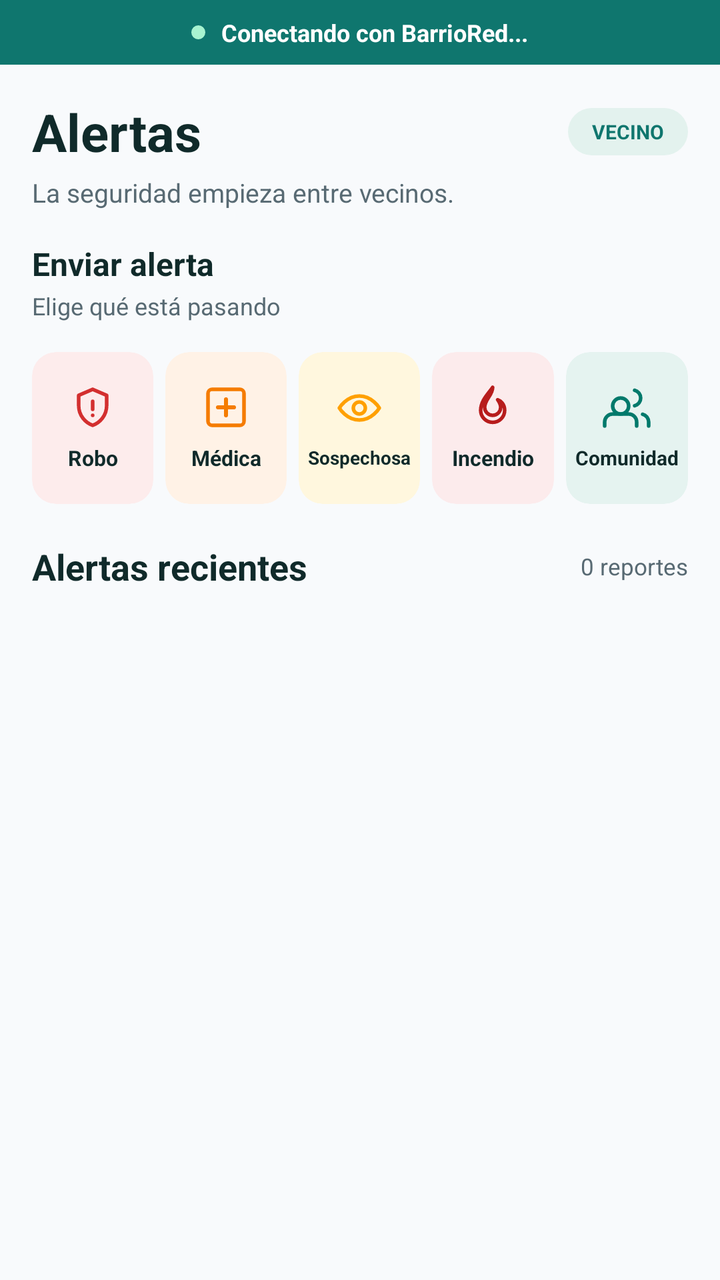
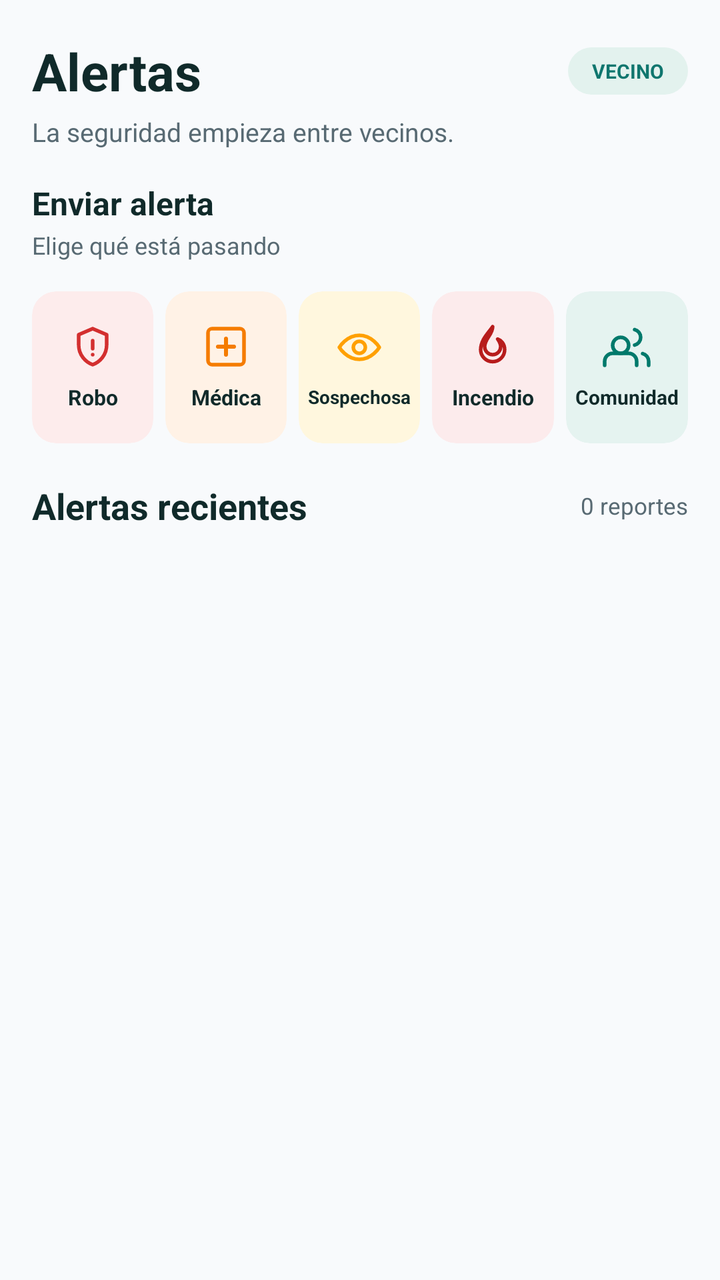

Compare the two renders of this Android layout. The source of the first and the diff that turns it into the second are given below.
<!-- AndroidManifest.xml: application theme Theme.BarrioRed -->
<!-- res/layout/fragment_alerts.xml -->
<?xml version="1.0" encoding="utf-8"?>
<LinearLayout xmlns:android="http://schemas.android.com/apk/res/android"
    xmlns:app="http://schemas.android.com/apk/res-auto"
    android:layout_width="match_parent"
    android:layout_height="match_parent"
    android:orientation="vertical"
    android:background="@color/bg_screen">

    
    <LinearLayout
        android:id="@+id/layoutMqttStatus"
        android:layout_width="match_parent"
        android:layout_height="wrap_content"
        android:background="@color/status_connected_bg"
        android:gravity="center"
        android:orientation="horizontal"
        android:paddingTop="8dp"
        android:paddingBottom="8dp"
        android:paddingStart="16dp"
        android:paddingEnd="16dp">

        <View
            android:id="@+id/viewStatusDot"
            android:layout_width="7dp"
            android:layout_height="7dp"
            android:background="@drawable/ic_dot"
            android:backgroundTint="@color/status_connected_dot" />

        <TextView
            android:id="@+id/tvMqttStatus"
            android:layout_width="wrap_content"
            android:layout_height="wrap_content"
            android:layout_marginStart="8dp"
            android:text="@string/mqtt_connecting"
            android:textColor="@color/white"
            android:textSize="12sp"
            android:textStyle="bold" />
    </LinearLayout>

    
    <LinearLayout
        android:layout_width="match_parent"
        android:layout_height="wrap_content"
        android:orientation="vertical"
        android:paddingStart="16dp"
        android:paddingEnd="16dp"
        android:paddingTop="16dp">

        <LinearLayout
            android:layout_width="match_parent"
            android:layout_height="wrap_content"
            android:gravity="center_vertical"
            android:orientation="horizontal">

            <TextView
                android:layout_width="0dp"
                android:layout_height="wrap_content"
                android:layout_weight="1"
                android:text="@string/nav_alerts"
                android:textSize="26sp"
                android:textStyle="bold"
                android:textColor="@color/text_primary" />

            <TextView
                android:id="@+id/tvAlertsRoleBadge"
                android:layout_width="wrap_content"
                android:layout_height="wrap_content"
                android:background="@drawable/bg_pill_badge"
                android:backgroundTint="@color/primary_light"
                android:paddingStart="12dp"
                android:paddingEnd="12dp"
                android:paddingTop="5dp"
                android:paddingBottom="5dp"
                android:text="VECINO"
                android:textSize="10sp"
                android:textStyle="bold"
                android:textColor="@color/primary" />
        </LinearLayout>

        <TextView
            android:layout_width="wrap_content"
            android:layout_height="wrap_content"
            android:layout_marginTop="4dp"
            android:text="@string/alerts_header_subtitle"
            android:textSize="13sp"
            android:textColor="@color/text_secondary" />

        <TextView
            android:layout_width="wrap_content"
            android:layout_height="wrap_content"
            android:layout_marginTop="16dp"
            android:text="@string/alerts_quick_title"
            android:textSize="16sp"
            android:textStyle="bold"
            android:textColor="@color/text_primary" />

        <TextView
            android:layout_width="wrap_content"
            android:layout_height="wrap_content"
            android:layout_marginTop="2dp"
            android:text="@string/alerts_quick_subtitle"
            android:textSize="12sp"
            android:textColor="@color/text_secondary" />
    </LinearLayout>

    
    <LinearLayout
        android:layout_width="match_parent"
        android:layout_height="wrap_content"
        android:layout_marginTop="12dp"
        android:paddingStart="13dp"
        android:paddingEnd="13dp"
        android:orientation="horizontal"
        android:weightSum="5">

        
        <com.google.android.material.card.MaterialCardView
            android:id="@+id/btnAlertRobo"
            android:layout_width="0dp"
            android:layout_height="76dp"
            android:layout_weight="1"
            android:layout_margin="3dp"
            android:clickable="true"
            android:focusable="true"
            app:cardCornerRadius="12dp"
            app:cardElevation="0dp"
            app:strokeWidth="0dp"
            app:cardBackgroundColor="@color/cat_robo_bg">

            <LinearLayout
                android:layout_width="match_parent"
                android:layout_height="match_parent"
                android:gravity="center"
                android:orientation="vertical"
                android:padding="4dp">

                <ImageView
                    android:layout_width="24dp"
                    android:layout_height="24dp"
                    android:src="@drawable/ic_shield"
                    android:contentDescription="@string/cat_robo" />

                <TextView
                    android:layout_width="match_parent"
                    android:layout_height="wrap_content"
                    android:layout_marginTop="6dp"
                    android:gravity="center"
                    android:maxLines="1"
                    android:text="@string/cat_robo"
                    android:textColor="@color/text_primary"
                    android:textSize="10.5sp"
                    android:textStyle="bold"
                    app:autoSizeTextType="uniform"
                    app:autoSizeMinTextSize="8sp"
                    app:autoSizeMaxTextSize="11sp" />
            </LinearLayout>
        </com.google.android.material.card.MaterialCardView>

        
        <com.google.android.material.card.MaterialCardView
            android:id="@+id/btnAlertMedica"
            android:layout_width="0dp"
            android:layout_height="76dp"
            android:layout_weight="1"
            android:layout_margin="3dp"
            android:clickable="true"
            android:focusable="true"
            app:cardCornerRadius="12dp"
            app:cardElevation="0dp"
            app:strokeWidth="0dp"
            app:cardBackgroundColor="@color/cat_medica_bg">

            <LinearLayout
                android:layout_width="match_parent"
                android:layout_height="match_parent"
                android:gravity="center"
                android:orientation="vertical"
                android:padding="4dp">

                <ImageView
                    android:layout_width="24dp"
                    android:layout_height="24dp"
                    android:src="@drawable/ic_medical"
                    android:contentDescription="@string/cat_medica" />

                <TextView
                    android:layout_width="match_parent"
                    android:layout_height="wrap_content"
                    android:layout_marginTop="6dp"
                    android:gravity="center"
                    android:maxLines="1"
                    android:text="@string/cat_medica"
                    android:textColor="@color/text_primary"
                    android:textSize="10.5sp"
                    android:textStyle="bold"
                    app:autoSizeTextType="uniform"
                    app:autoSizeMinTextSize="8sp"
                    app:autoSizeMaxTextSize="11sp" />
            </LinearLayout>
        </com.google.android.material.card.MaterialCardView>

        
        <com.google.android.material.card.MaterialCardView
            android:id="@+id/btnAlertSospechosa"
            android:layout_width="0dp"
            android:layout_height="76dp"
            android:layout_weight="1"
            android:layout_margin="3dp"
            android:clickable="true"
            android:focusable="true"
            app:cardCornerRadius="12dp"
            app:cardElevation="0dp"
            app:strokeWidth="0dp"
            app:cardBackgroundColor="@color/cat_sospechosa_bg">

            <LinearLayout
                android:layout_width="match_parent"
                android:layout_height="match_parent"
                android:gravity="center"
                android:orientation="vertical"
                android:padding="4dp">

                <ImageView
                    android:layout_width="24dp"
                    android:layout_height="24dp"
                    android:src="@drawable/ic_eye"
                    android:contentDescription="@string/cat_sospechosa" />

                <TextView
                    android:layout_width="match_parent"
                    android:layout_height="wrap_content"
                    android:layout_marginTop="6dp"
                    android:gravity="center"
                    android:maxLines="1"
                    android:text="@string/cat_sospechosa"
                    android:textColor="@color/text_primary"
                    android:textSize="10sp"
                    android:textStyle="bold"
                    app:autoSizeTextType="uniform"
                    app:autoSizeMinTextSize="8sp"
                    app:autoSizeMaxTextSize="10.5sp" />
            </LinearLayout>
        </com.google.android.material.card.MaterialCardView>

        
        <com.google.android.material.card.MaterialCardView
            android:id="@+id/btnAlertIncendio"
            android:layout_width="0dp"
            android:layout_height="76dp"
            android:layout_weight="1"
            android:layout_margin="3dp"
            android:clickable="true"
            android:focusable="true"
            app:cardCornerRadius="12dp"
            app:cardElevation="0dp"
            app:strokeWidth="0dp"
            app:cardBackgroundColor="@color/cat_incendio_bg">

            <LinearLayout
                android:layout_width="match_parent"
                android:layout_height="match_parent"
                android:gravity="center"
                android:orientation="vertical"
                android:padding="4dp">

                <ImageView
                    android:layout_width="24dp"
                    android:layout_height="24dp"
                    android:src="@drawable/ic_fire"
                    android:contentDescription="@string/cat_incendio" />

                <TextView
                    android:layout_width="match_parent"
                    android:layout_height="wrap_content"
                    android:layout_marginTop="6dp"
                    android:gravity="center"
                    android:maxLines="1"
                    android:text="@string/cat_incendio"
                    android:textColor="@color/text_primary"
                    android:textSize="10.5sp"
                    android:textStyle="bold"
                    app:autoSizeTextType="uniform"
                    app:autoSizeMinTextSize="8sp"
                    app:autoSizeMaxTextSize="11sp" />
            </LinearLayout>
        </com.google.android.material.card.MaterialCardView>

        
        <com.google.android.material.card.MaterialCardView
            android:id="@+id/btnAlertMascota"
            android:layout_width="0dp"
            android:layout_height="76dp"
            android:layout_weight="1"
            android:layout_margin="3dp"
            android:clickable="true"
            android:focusable="true"
            app:cardCornerRadius="12dp"
            app:cardElevation="0dp"
            app:strokeWidth="0dp"
            app:cardBackgroundColor="@color/cat_mascota_bg">

            <LinearLayout
                android:layout_width="match_parent"
                android:layout_height="match_parent"
                android:gravity="center"
                android:orientation="vertical"
                android:padding="4dp">

                <ImageView
                    android:layout_width="24dp"
                    android:layout_height="24dp"
                    android:src="@drawable/ic_people"
                    android:contentDescription="@string/cat_mascota" />

                <TextView
                    android:layout_width="match_parent"
                    android:layout_height="wrap_content"
                    android:layout_marginTop="6dp"
                    android:gravity="center"
                    android:maxLines="1"
                    android:text="@string/cat_mascota"
                    android:textColor="@color/text_primary"
                    android:textSize="10sp"
                    android:textStyle="bold"
                    app:autoSizeTextType="uniform"
                    app:autoSizeMinTextSize="8sp"
                    app:autoSizeMaxTextSize="10.5sp" />
            </LinearLayout>
        </com.google.android.material.card.MaterialCardView>
    </LinearLayout>

    
    <LinearLayout
        android:layout_width="match_parent"
        android:layout_height="wrap_content"
        android:layout_marginTop="16dp"
        android:layout_marginBottom="10dp"
        android:paddingStart="16dp"
        android:paddingEnd="16dp"
        android:gravity="center_vertical"
        android:orientation="horizontal">

        <TextView
            android:layout_width="0dp"
            android:layout_height="wrap_content"
            android:layout_weight="1"
            android:text="@string/alerts_history_title"
            android:textSize="18sp"
            android:textStyle="bold"
            android:textColor="@color/text_primary" />

        <TextView
            android:id="@+id/tvAlertsCount"
            android:layout_width="wrap_content"
            android:layout_height="wrap_content"
            android:text="0 reportes"
            android:textSize="11.5sp"
            android:textColor="@color/text_secondary" />

        <ProgressBar
            android:id="@+id/progressAlerts"
            android:layout_width="18dp"
            android:layout_height="18dp"
            android:layout_marginStart="8dp"
            android:indeterminateTint="@color/primary"
            android:visibility="gone" />
    </LinearLayout>

    <FrameLayout
        android:layout_width="match_parent"
        android:layout_height="0dp"
        android:layout_weight="1">

        <androidx.recyclerview.widget.RecyclerView
            android:id="@+id/rvAlerts"
            android:layout_width="match_parent"
            android:layout_height="match_parent"
            android:clipToPadding="false"
            android:paddingBottom="12dp" />

        <TextView
            android:id="@+id/tvEmptyAlerts"
            android:layout_width="wrap_content"
            android:layout_height="wrap_content"
            android:layout_gravity="center"
            android:text="@string/empty_alerts"
            android:textColor="@color/text_secondary"
            android:textSize="14sp"
            android:visibility="gone" />
    </FrameLayout>

</LinearLayout>
<!-- resources referenced by this layout -->
<resources>
  <color name="bg_screen">#F8FAFC</color>
  <color name="cat_incendio_bg">#FCEBEC</color>
  <color name="cat_mascota_bg">#E5F3F0</color>
  <color name="cat_medica_bg">#FFF2E6</color>
  <color name="cat_robo_bg">#FDECEC</color>
  <color name="cat_sospechosa_bg">#FFF7DE</color>
  <color name="primary">#0F766E</color>
  <color name="primary_light">#E3F2EE</color>
  <color name="status_connected_bg">#0F766E</color>
  <color name="status_connected_dot">#A7F3D0</color>
  <color name="text_primary">#102A2A</color>
  <color name="text_secondary">#586A73</color>
  <color name="white">#FFFFFFFF</color>
  <!-- drawable bg_pill_badge (drawable) -->
  <shape xmlns:android="http://schemas.android.com/apk/res/android"
      android:shape="rectangle">
      <corners android:radius="12dp" />
      <solid android:color="@color/primary_light" />
  </shape>
  <!-- drawable ic_dot (drawable) -->
  <shape xmlns:android="http://schemas.android.com/apk/res/android"
      android:shape="oval">
      <size
          android:width="12dp"
          android:height="12dp" />
      <solid android:color="@color/status_connected" />
  </shape>
  <!-- drawable ic_eye (drawable) -->
  <vector xmlns:android="http://schemas.android.com/apk/res/android"
      android:width="24dp"
      android:height="24dp"
      android:viewportWidth="24"
      android:viewportHeight="24">
      <path
          android:fillColor="#00000000"
          android:strokeColor="#FFA000"
          android:strokeWidth="1.8"
          android:strokeLineCap="round"
          android:strokeLineJoin="round"
          android:pathData="M2,12s3.5,-6 10,-6s10,6 10,6s-3.5,6 -10,6s-10,-6 -10,-6z"/>
      <path
          android:fillColor="#00000000"
          android:strokeColor="#FFA000"
          android:strokeWidth="1.8"
          android:pathData="M12,9a3,3 0 1,0 0,6a3,3 0 1,0 0,-6z"/>
  </vector>
  <!-- drawable ic_fire (drawable) -->
  <vector xmlns:android="http://schemas.android.com/apk/res/android"
      android:width="24dp"
      android:height="24dp"
      android:viewportWidth="24"
      android:viewportHeight="24">
      <path
          android:fillColor="#00000000"
          android:strokeColor="#B71C1C"
          android:strokeWidth="1.8"
          android:strokeLineCap="round"
          android:strokeLineJoin="round"
          android:pathData="M12,2c0,4 -4,6 -4,10a4,4 0 0,0 8,0c0,-1.5 -0.8,-2.8 -1.5,-3.8c1.5,0.5 3.5,2.2 3.5,5.3A6,6 0 0,1 6,13.5C6,8.5 10,5 12,2z"/>
  </vector>
  <string name="alerts_header_subtitle">La seguridad empieza entre vecinos.</string>
  <string name="alerts_history_title">Alertas recientes</string>
  <string name="alerts_quick_subtitle">Elige qué está pasando</string>
  <string name="alerts_quick_title">Enviar alerta</string>
  <string name="cat_incendio">Incendio</string>
  <string name="cat_mascota">Comunidad</string>
  <string name="cat_medica">Médica</string>
  <string name="cat_robo">Robo</string>
  <string name="cat_sospechosa">Sospechosa</string>
  <string name="empty_alerts">No hay alertas registradas aún</string>
  <string name="mqtt_connecting">Conectando con BarrioRed...</string>
  <string name="nav_alerts">Alertas</string>
  <style name="Theme.BarrioRed" parent="Theme.Material3.Light.NoActionBar">
          <item name="colorPrimary">@color/primary</item>
          <item name="colorOnPrimary">@color/white</item>
          <item name="colorSecondaryContainer">@color/primary_light</item>
          <item name="colorOnSecondaryContainer">@color/primary</item>
          <item name="android:colorBackground">@color/bg_screen</item>
          <item name="android:statusBarColor">@color/bg_screen</item>
          <item name="android:windowLightStatusBar">true</item>
          <item name="android:navigationBarColor">@color/card_surface</item>
          <item name="android:windowLightNavigationBar" tools:targetApi="o_mr1">true</item>
      </style>
  <color name="status_connected">#0F766E</color>
  <color name="card_surface">#FFFFFF</color>
  <!-- unchanged entries left out for length: 3 -->
</resources>

<!-- the commit's change to res/layout/fragment_alerts.xml (unified diff, before → after) -->
@@ -8,43 +8,12 @@
 
     
     <LinearLayout
-        android:id="@+id/layoutMqttStatus"
-        android:layout_width="match_parent"
-        android:layout_height="wrap_content"
-        android:background="@color/status_connected_bg"
-        android:gravity="center"
-        android:orientation="horizontal"
-        android:paddingTop="8dp"
-        android:paddingBottom="8dp"
-        android:paddingStart="16dp"
-        android:paddingEnd="16dp">
-
-        <View
-            android:id="@+id/viewStatusDot"
-            android:layout_width="7dp"
-            android:layout_height="7dp"
-            android:background="@drawable/ic_dot"
-            android:backgroundTint="@color/status_connected_dot" />
-
-        <TextView
-            android:id="@+id/tvMqttStatus"
-            android:layout_width="wrap_content"
-            android:layout_height="wrap_content"
-            android:layout_marginStart="8dp"
-            android:text="@string/mqtt_connecting"
-            android:textColor="@color/white"
-            android:textSize="12sp"
-            android:textStyle="bold" />
-    </LinearLayout>
-
-    
-    <LinearLayout
         android:layout_width="match_parent"
         android:layout_height="wrap_content"
         android:orientation="vertical"
         android:paddingStart="16dp"
         android:paddingEnd="16dp"
-        android:paddingTop="16dp">
+        android:paddingTop="18dp">
 
         <LinearLayout
             android:layout_width="match_parent"
<!-- resource entries referenced after the edit -->
@@ -8,8 +8,6 @@
   <color name="cat_sospechosa_bg">#FFF7DE</color>
   <color name="primary">#0F766E</color>
   <color name="primary_light">#E3F2EE</color>
-  <color name="status_connected_bg">#0F766E</color>
-  <color name="status_connected_dot">#A7F3D0</color>
   <color name="text_primary">#102A2A</color>
   <color name="text_secondary">#586A73</color>
   <color name="white">#FFFFFFFF</color>
@@ -18,14 +16,6 @@
       android:shape="rectangle">
       <corners android:radius="12dp" />
       <solid android:color="@color/primary_light" />
-  </shape>
-  <!-- drawable ic_dot (drawable) -->
-  <shape xmlns:android="http://schemas.android.com/apk/res/android"
-      android:shape="oval">
-      <size
-          android:width="12dp"
-          android:height="12dp" />
-      <solid android:color="@color/status_connected" />
   </shape>
   <!-- drawable ic_eye (drawable) -->
   <vector xmlns:android="http://schemas.android.com/apk/res/android"
@@ -70,7 +60,6 @@
   <string name="cat_robo">Robo</string>
   <string name="cat_sospechosa">Sospechosa</string>
   <string name="empty_alerts">No hay alertas registradas aún</string>
-  <string name="mqtt_connecting">Conectando con BarrioRed...</string>
   <string name="nav_alerts">Alertas</string>
   <style name="Theme.BarrioRed" parent="Theme.Material3.Light.NoActionBar">
           <item name="colorPrimary">@color/primary</item>
@@ -83,7 +72,6 @@
           <item name="android:navigationBarColor">@color/card_surface</item>
           <item name="android:windowLightNavigationBar" tools:targetApi="o_mr1">true</item>
       </style>
-  <color name="status_connected">#0F766E</color>
   <color name="card_surface">#FFFFFF</color>
   <!-- unchanged entries left out for length: 3 -->
 </resources>
